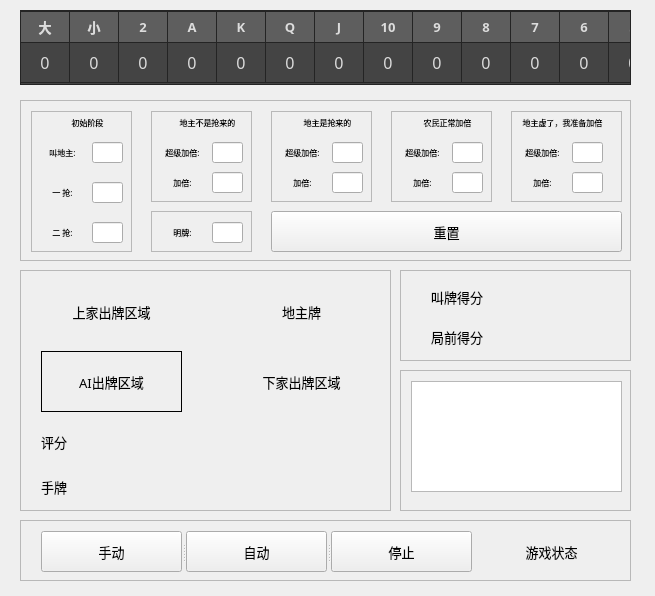
This is MainWindow.ui in Vincentzyx/DouZero_For_HLDDZ_FullAuto as Qt 5 draws it before an edit. The edited form follows.
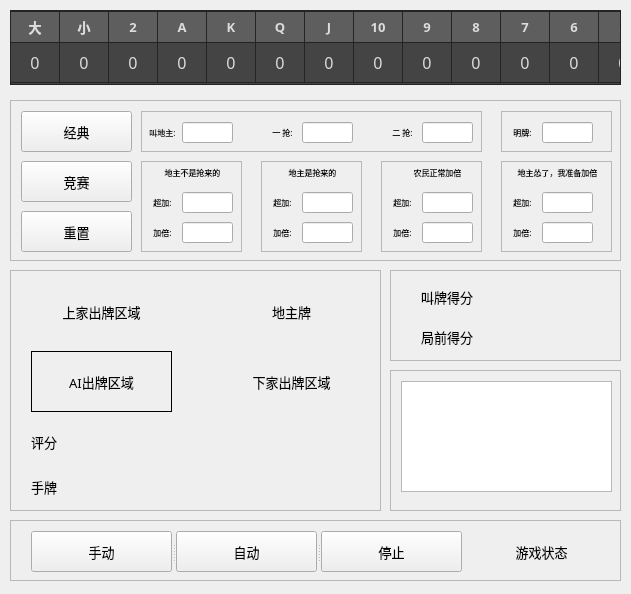
This is the edited form.

```diff
--- a/MainWindow.ui
+++ b/MainWindow.ui
@@ -6,8 +6,8 @@
    <rect>
     <x>0</x>
     <y>0</y>
-    <width>655</width>
-    <height>596</height>
+    <width>631</width>
+    <height>594</height>
    </rect>
   </property>
   <property name="font">
@@ -28,7 +28,7 @@
   <widget class="QTableWidget" name="tableWidget">
    <property name="geometry">
     <rect>
-     <x>20</x>
+     <x>10</x>
      <y>10</y>
      <width>611</width>
      <height>75</height>
@@ -491,7 +491,7 @@
   <widget class="QScrollArea" name="scrollArea">
    <property name="geometry">
     <rect>
-     <x>20</x>
+     <x>10</x>
      <y>270</y>
      <width>371</width>
      <height>241</height>
@@ -676,7 +676,7 @@
   <widget class="QScrollArea" name="scrollArea_2">
    <property name="geometry">
     <rect>
-     <x>400</x>
+     <x>390</x>
      <y>270</y>
      <width>231</width>
      <height>91</height>
@@ -743,7 +743,7 @@
   <widget class="QScrollArea" name="scrollArea_3">
    <property name="geometry">
     <rect>
-     <x>400</x>
+     <x>390</x>
      <y>370</y>
      <width>231</width>
      <height>141</height>
@@ -776,7 +776,7 @@
   <widget class="QScrollArea" name="scrollArea_4">
    <property name="geometry">
     <rect>
-     <x>20</x>
+     <x>10</x>
      <y>520</y>
      <width>611</width>
      <height>61</height>
@@ -879,7 +879,7 @@
   <widget class="QScrollArea" name="scrollArea_5">
    <property name="geometry">
     <rect>
-     <x>20</x>
+     <x>10</x>
      <y>100</y>
      <width>611</width>
      <height>161</height>
@@ -897,164 +897,11 @@
       <height>159</height>
      </rect>
     </property>
-    <widget class="QScrollArea" name="scrollArea_7">
-     <property name="geometry">
-      <rect>
-       <x>10</x>
-       <y>10</y>
-       <width>101</width>
-       <height>141</height>
-      </rect>
-     </property>
-     <property name="widgetResizable">
-      <bool>true</bool>
-     </property>
-     <widget class="QWidget" name="scrollAreaWidgetContents_6">
-      <property name="geometry">
-       <rect>
-        <x>0</x>
-        <y>0</y>
-        <width>99</width>
-        <height>139</height>
-       </rect>
-      </property>
-      <widget class="QLabel" name="bid_label_1">
-       <property name="geometry">
-        <rect>
-         <x>10</x>
-         <y>30</y>
-         <width>41</width>
-         <height>21</height>
-        </rect>
-       </property>
-       <property name="font">
-        <font>
-         <family>微软雅黑</family>
-         <pointsize>6</pointsize>
-         <weight>50</weight>
-         <italic>false</italic>
-         <bold>false</bold>
-        </font>
-       </property>
-       <property name="text">
-        <string>叫地主:</string>
-       </property>
-       <property name="alignment">
-        <set>Qt::AlignCenter</set>
-       </property>
-      </widget>
-      <widget class="QLineEdit" name="bid_lineEdit_1">
-       <property name="geometry">
-        <rect>
-         <x>60</x>
-         <y>30</y>
-         <width>31</width>
-         <height>21</height>
-        </rect>
-       </property>
-      </widget>
-      <widget class="QLabel" name="bid_label_3">
-       <property name="geometry">
-        <rect>
-         <x>10</x>
-         <y>110</y>
-         <width>41</width>
-         <height>21</height>
-        </rect>
-       </property>
-       <property name="font">
-        <font>
-         <family>微软雅黑</family>
-         <pointsize>6</pointsize>
-         <weight>50</weight>
-         <italic>false</italic>
-         <bold>false</bold>
-        </font>
-       </property>
-       <property name="text">
-        <string>二 抢:</string>
-       </property>
-       <property name="alignment">
-        <set>Qt::AlignCenter</set>
-       </property>
-      </widget>
-      <widget class="QLineEdit" name="bid_lineEdit_2">
-       <property name="geometry">
-        <rect>
-         <x>60</x>
-         <y>70</y>
-         <width>31</width>
-         <height>21</height>
-        </rect>
-       </property>
-      </widget>
-      <widget class="QLineEdit" name="bid_lineEdit_3">
-       <property name="geometry">
-        <rect>
-         <x>60</x>
-         <y>110</y>
-         <width>31</width>
-         <height>21</height>
-        </rect>
-       </property>
-      </widget>
-      <widget class="QLabel" name="bid_label_2">
-       <property name="geometry">
-        <rect>
-         <x>10</x>
-         <y>70</y>
-         <width>41</width>
-         <height>21</height>
-        </rect>
-       </property>
-       <property name="font">
-        <font>
-         <family>微软雅黑</family>
-         <pointsize>6</pointsize>
-         <weight>50</weight>
-         <italic>false</italic>
-         <bold>false</bold>
-        </font>
-       </property>
-       <property name="text">
-        <string>一 抢:</string>
-       </property>
-       <property name="alignment">
-        <set>Qt::AlignCenter</set>
-       </property>
-      </widget>
-      <widget class="QLabel" name="bid_label_4">
-       <property name="geometry">
-        <rect>
-         <x>10</x>
-         <y>0</y>
-         <width>91</width>
-         <height>21</height>
-        </rect>
-       </property>
-       <property name="font">
-        <font>
-         <family>微软雅黑</family>
-         <pointsize>6</pointsize>
-         <weight>50</weight>
-         <italic>false</italic>
-         <bold>false</bold>
-        </font>
-       </property>
-       <property name="text">
-        <string>初始阶段</string>
-       </property>
-       <property name="alignment">
-        <set>Qt::AlignCenter</set>
-       </property>
-      </widget>
-     </widget>
-    </widget>
     <widget class="QScrollArea" name="scrollArea_8">
      <property name="geometry">
       <rect>
        <x>130</x>
-       <y>10</y>
+       <y>60</y>
        <width>101</width>
        <height>91</height>
       </rect>
@@ -1074,9 +921,9 @@
       <widget class="QLabel" name="landlord_label_1">
        <property name="geometry">
         <rect>
-         <x>10</x>
+         <x>0</x>
          <y>0</y>
-         <width>91</width>
+         <width>101</width>
          <height>21</height>
         </rect>
        </property>
@@ -1099,7 +946,7 @@
       <widget class="QLabel" name="jiabei_label_1">
        <property name="geometry">
         <rect>
-         <x>10</x>
+         <x>0</x>
          <y>30</y>
          <width>41</width>
          <height>21</height>
@@ -1115,7 +962,7 @@
         </font>
        </property>
        <property name="text">
-        <string>超级加倍:</string>
+        <string>超加:</string>
        </property>
        <property name="alignment">
         <set>Qt::AlignCenter</set>
@@ -1124,9 +971,9 @@
       <widget class="QLineEdit" name="jiabei_lineEdit_2">
        <property name="geometry">
         <rect>
-         <x>60</x>
+         <x>40</x>
          <y>60</y>
-         <width>31</width>
+         <width>51</width>
          <height>21</height>
         </rect>
        </property>
@@ -1134,7 +981,7 @@
       <widget class="QLabel" name="jiabei_label_2">
        <property name="geometry">
         <rect>
-         <x>10</x>
+         <x>0</x>
          <y>60</y>
          <width>41</width>
          <height>21</height>
@@ -1159,9 +1006,9 @@
       <widget class="QLineEdit" name="jiabei_lineEdit_1">
        <property name="geometry">
         <rect>
-         <x>60</x>
+         <x>40</x>
          <y>30</y>
-         <width>31</width>
+         <width>51</width>
          <height>21</height>
         </rect>
        </property>
@@ -1172,7 +1019,7 @@
      <property name="geometry">
       <rect>
        <x>250</x>
-       <y>10</y>
+       <y>60</y>
        <width>101</width>
        <height>91</height>
       </rect>
@@ -1192,9 +1039,9 @@
       <widget class="QLineEdit" name="jiabei_lineEdit_4">
        <property name="geometry">
         <rect>
-         <x>60</x>
+         <x>40</x>
          <y>60</y>
-         <width>31</width>
+         <width>51</width>
          <height>21</height>
         </rect>
        </property>
@@ -1202,9 +1049,9 @@
       <widget class="QLineEdit" name="jiabei_lineEdit_3">
        <property name="geometry">
         <rect>
-         <x>60</x>
+         <x>40</x>
          <y>30</y>
-         <width>31</width>
+         <width>51</width>
          <height>21</height>
         </rect>
        </property>
@@ -1212,9 +1059,9 @@
       <widget class="QLabel" name="landlord_label_2">
        <property name="geometry">
         <rect>
-         <x>10</x>
+         <x>0</x>
          <y>0</y>
-         <width>91</width>
+         <width>101</width>
          <height>21</height>
         </rect>
        </property>
@@ -1237,7 +1084,7 @@
       <widget class="QLabel" name="jiabei_label_3">
        <property name="geometry">
         <rect>
-         <x>10</x>
+         <x>0</x>
          <y>30</y>
          <width>41</width>
          <height>21</height>
@@ -1253,7 +1100,7 @@
         </font>
        </property>
        <property name="text">
-        <string>超级加倍:</string>
+        <string>超加:</string>
        </property>
        <property name="alignment">
         <set>Qt::AlignCenter</set>
@@ -1262,7 +1109,7 @@
       <widget class="QLabel" name="jiabei_label_4">
        <property name="geometry">
         <rect>
-         <x>10</x>
+         <x>0</x>
          <y>60</y>
          <width>41</width>
          <height>21</height>
@@ -1290,7 +1137,7 @@
      <property name="geometry">
       <rect>
        <x>370</x>
-       <y>10</y>
+       <y>60</y>
        <width>101</width>
        <height>91</height>
       </rect>
@@ -1335,7 +1182,7 @@
       <widget class="QLabel" name="jiabei_label_6">
        <property name="geometry">
         <rect>
-         <x>10</x>
+         <x>0</x>
          <y>60</y>
          <width>41</width>
          <height>21</height>
@@ -1360,9 +1207,9 @@
       <widget class="QLineEdit" name="jiabei_lineEdit_5">
        <property name="geometry">
         <rect>
-         <x>60</x>
+         <x>40</x>
          <y>30</y>
-         <width>31</width>
+         <width>51</width>
          <height>21</height>
         </rect>
        </property>
@@ -1370,9 +1217,9 @@
       <widget class="QLineEdit" name="jiabei_lineEdit_6">
        <property name="geometry">
         <rect>
-         <x>60</x>
+         <x>40</x>
          <y>60</y>
-         <width>31</width>
+         <width>51</width>
          <height>21</height>
         </rect>
        </property>
@@ -1380,7 +1227,7 @@
       <widget class="QLabel" name="jiabei_label_5">
        <property name="geometry">
         <rect>
-         <x>10</x>
+         <x>0</x>
          <y>30</y>
          <width>41</width>
          <height>21</height>
@@ -1396,7 +1243,7 @@
         </font>
        </property>
        <property name="text">
-        <string>超级加倍:</string>
+        <string>超加:</string>
        </property>
        <property name="alignment">
         <set>Qt::AlignCenter</set>
@@ -1408,7 +1255,7 @@
      <property name="geometry">
       <rect>
        <x>490</x>
-       <y>10</y>
+       <y>60</y>
        <width>111</width>
        <height>91</height>
       </rect>
@@ -1428,9 +1275,9 @@
       <widget class="QLineEdit" name="jiabei_lineEdit_7">
        <property name="geometry">
         <rect>
-         <x>60</x>
+         <x>40</x>
          <y>30</y>
-         <width>31</width>
+         <width>51</width>
          <height>21</height>
         </rect>
        </property>
@@ -1438,9 +1285,9 @@
       <widget class="QLineEdit" name="jiabei_lineEdit_8">
        <property name="geometry">
         <rect>
-         <x>60</x>
+         <x>40</x>
          <y>60</y>
-         <width>31</width>
+         <width>51</width>
          <height>21</height>
         </rect>
        </property>
@@ -1450,7 +1297,7 @@
         <rect>
          <x>0</x>
          <y>0</y>
-         <width>101</width>
+         <width>111</width>
          <height>21</height>
         </rect>
        </property>
@@ -1464,7 +1311,7 @@
         </font>
        </property>
        <property name="text">
-        <string>地主虚了，我准备加倍</string>
+        <string>地主怂了，我准备加倍</string>
        </property>
        <property name="alignment">
         <set>Qt::AlignCenter</set>
@@ -1473,7 +1320,7 @@
       <widget class="QLabel" name="jiabei_label_7">
        <property name="geometry">
         <rect>
-         <x>10</x>
+         <x>0</x>
          <y>30</y>
          <width>41</width>
          <height>21</height>
@@ -1489,7 +1336,7 @@
         </font>
        </property>
        <property name="text">
-        <string>超级加倍:</string>
+        <string>超加:</string>
        </property>
        <property name="alignment">
         <set>Qt::AlignCenter</set>
@@ -1498,7 +1345,7 @@
       <widget class="QLabel" name="jiabei_label_8">
        <property name="geometry">
         <rect>
-         <x>10</x>
+         <x>0</x>
          <y>60</y>
          <width>41</width>
          <height>21</height>
@@ -1522,12 +1369,187 @@
       </widget>
      </widget>
     </widget>
+    <widget class="QPushButton" name="ClassicsButton">
+     <property name="geometry">
+      <rect>
+       <x>10</x>
+       <y>10</y>
+       <width>111</width>
+       <height>41</height>
+      </rect>
+     </property>
+     <property name="font">
+      <font>
+       <family>微软雅黑</family>
+       <pointsize>10</pointsize>
+       <weight>50</weight>
+       <italic>false</italic>
+       <bold>false</bold>
+      </font>
+     </property>
+     <property name="text">
+      <string>经典</string>
+     </property>
+    </widget>
+    <widget class="QPushButton" name="CompetitionButton">
+     <property name="geometry">
+      <rect>
+       <x>10</x>
+       <y>60</y>
+       <width>111</width>
+       <height>41</height>
+      </rect>
+     </property>
+     <property name="font">
+      <font>
+       <family>微软雅黑</family>
+       <pointsize>10</pointsize>
+       <weight>50</weight>
+       <italic>false</italic>
+       <bold>false</bold>
+      </font>
+     </property>
+     <property name="styleSheet">
+      <string notr="true"/>
+     </property>
+     <property name="text">
+      <string>竞赛</string>
+     </property>
+    </widget>
+    <widget class="QScrollArea" name="scrollArea_7">
+     <property name="geometry">
+      <rect>
+       <x>130</x>
+       <y>10</y>
+       <width>341</width>
+       <height>41</height>
+      </rect>
+     </property>
+     <property name="widgetResizable">
+      <bool>true</bool>
+     </property>
+     <widget class="QWidget" name="scrollAreaWidgetContents_6">
+      <property name="geometry">
+       <rect>
+        <x>0</x>
+        <y>0</y>
+        <width>339</width>
+        <height>39</height>
+       </rect>
+      </property>
+      <widget class="QLabel" name="bid_label_1">
+       <property name="geometry">
+        <rect>
+         <x>0</x>
+         <y>10</y>
+         <width>41</width>
+         <height>21</height>
+        </rect>
+       </property>
+       <property name="font">
+        <font>
+         <family>微软雅黑</family>
+         <pointsize>6</pointsize>
+         <weight>50</weight>
+         <italic>false</italic>
+         <bold>false</bold>
+        </font>
+       </property>
+       <property name="text">
+        <string>叫地主:</string>
+       </property>
+       <property name="alignment">
+        <set>Qt::AlignCenter</set>
+       </property>
+      </widget>
+      <widget class="QLineEdit" name="bid_lineEdit_1">
+       <property name="geometry">
+        <rect>
+         <x>40</x>
+         <y>10</y>
+         <width>51</width>
+         <height>21</height>
+        </rect>
+       </property>
+      </widget>
+      <widget class="QLabel" name="bid_label_3">
+       <property name="geometry">
+        <rect>
+         <x>240</x>
+         <y>10</y>
+         <width>41</width>
+         <height>21</height>
+        </rect>
+       </property>
+       <property name="font">
+        <font>
+         <family>微软雅黑</family>
+         <pointsize>6</pointsize>
+         <weight>50</weight>
+         <italic>false</italic>
+         <bold>false</bold>
+        </font>
+       </property>
+       <property name="text">
+        <string>二 抢:</string>
+       </property>
+       <property name="alignment">
+        <set>Qt::AlignCenter</set>
+       </property>
+      </widget>
+      <widget class="QLineEdit" name="bid_lineEdit_2">
+       <property name="geometry">
+        <rect>
+         <x>160</x>
+         <y>10</y>
+         <width>51</width>
+         <height>21</height>
+        </rect>
+       </property>
+      </widget>
+      <widget class="QLineEdit" name="bid_lineEdit_3">
+       <property name="geometry">
+        <rect>
+         <x>280</x>
+         <y>10</y>
+         <width>51</width>
+         <height>21</height>
+        </rect>
+       </property>
+      </widget>
+      <widget class="QLabel" name="bid_label_2">
+       <property name="geometry">
+        <rect>
+         <x>120</x>
+         <y>10</y>
+         <width>41</width>
+         <height>21</height>
+        </rect>
+       </property>
+       <property name="font">
+        <font>
+         <family>微软雅黑</family>
+         <pointsize>6</pointsize>
+         <weight>50</weight>
+         <italic>false</italic>
+         <bold>false</bold>
+        </font>
+       </property>
+       <property name="text">
+        <string>一 抢:</string>
+       </property>
+       <property name="alignment">
+        <set>Qt::AlignCenter</set>
+       </property>
+      </widget>
+     </widget>
+    </widget>
     <widget class="QPushButton" name="ResetButton">
      <property name="geometry">
       <rect>
-       <x>250</x>
+       <x>10</x>
        <y>110</y>
-       <width>351</width>
+       <width>111</width>
        <height>41</height>
       </rect>
      </property>
@@ -1547,9 +1569,9 @@
     <widget class="QScrollArea" name="scrollArea_6">
      <property name="geometry">
       <rect>
-       <x>130</x>
-       <y>110</y>
-       <width>101</width>
+       <x>490</x>
+       <y>10</y>
+       <width>111</width>
        <height>41</height>
       </rect>
      </property>
@@ -1561,16 +1583,16 @@
        <rect>
         <x>0</x>
         <y>0</y>
-        <width>99</width>
+        <width>109</width>
         <height>39</height>
        </rect>
       </property>
       <widget class="QLineEdit" name="mingpai_lineEdit">
        <property name="geometry">
         <rect>
-         <x>60</x>
+         <x>40</x>
          <y>10</y>
-         <width>31</width>
+         <width>51</width>
          <height>21</height>
         </rect>
        </property>
@@ -1578,7 +1600,7 @@
       <widget class="QLabel" name="mingpai_label">
        <property name="geometry">
         <rect>
-         <x>10</x>
+         <x>0</x>
          <y>10</y>
          <width>41</width>
          <height>21</height>
```
